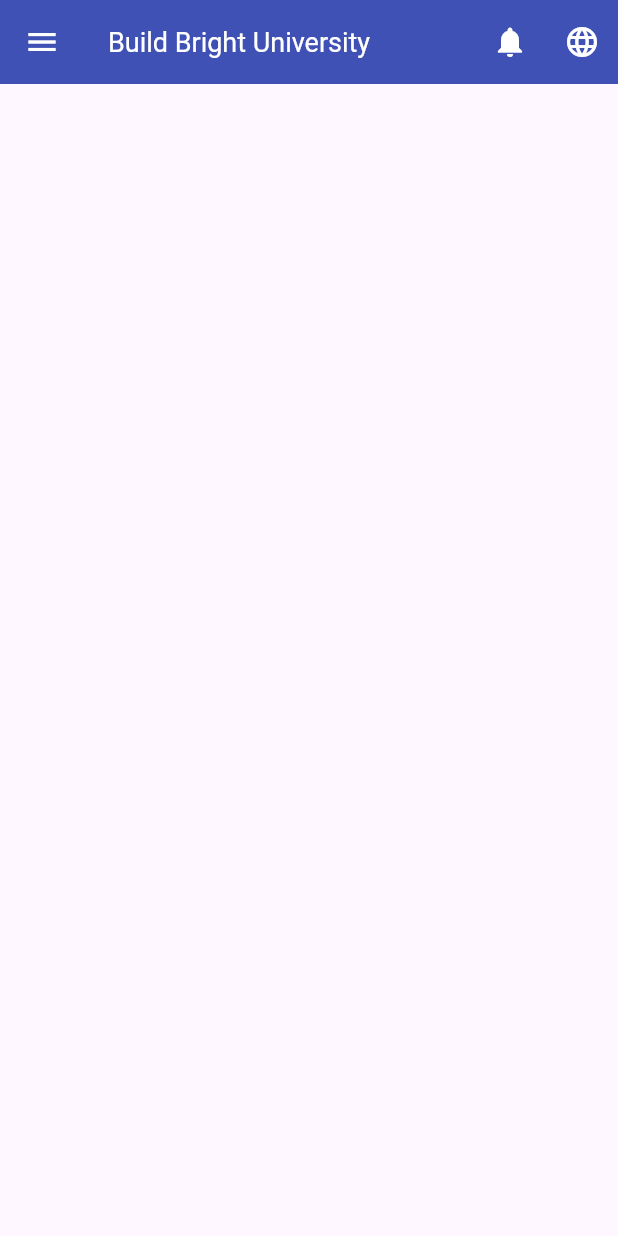
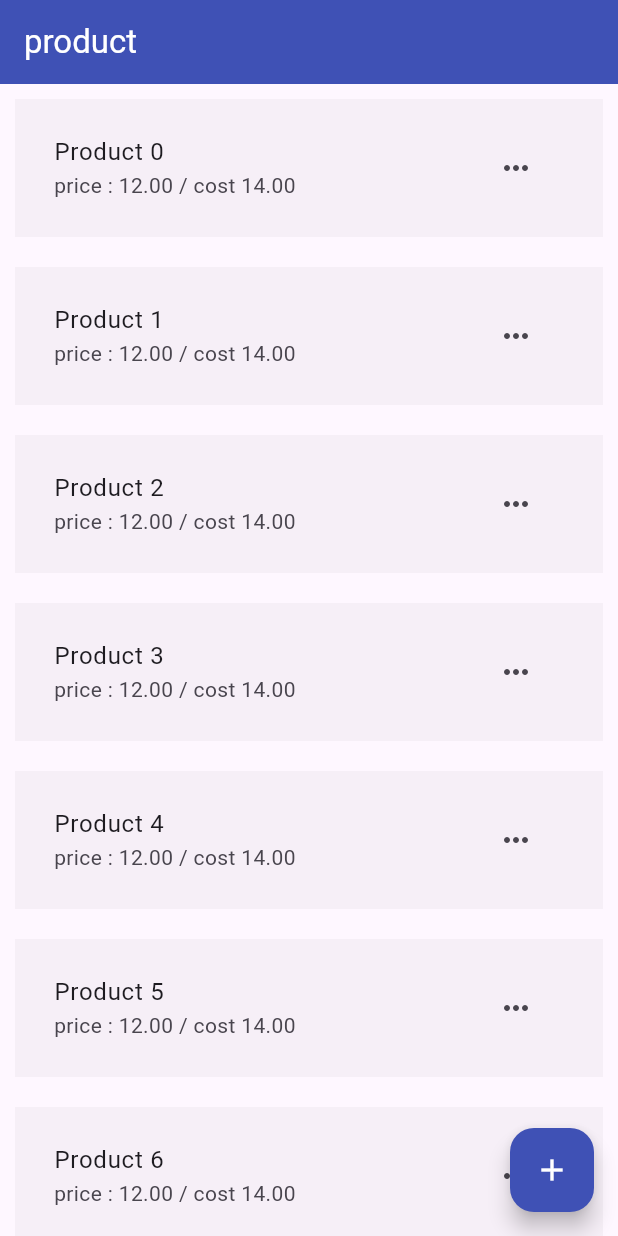
Before and after one commit to piphubb/bbu_mobile_app_2, a Flutter app: the screen it shows after launch, on a phone screen of 412 x 824 dp. Run offline on Flutter 3.47's test engine with Material 2 defaults, Android fonts, the phone set to English and light mode, and no system bars; our stand-ins replace easy_localization.

```diff
--- a/lib/app/my_app.dart
+++ b/lib/app/my_app.dart
@@ -1,4 +1,5 @@
 import 'package:bbu_mobile_app/screens/home_screen.dart';
+import 'package:bbu_mobile_app/screens/product_screen.dart';
 import 'package:easy_localization/easy_localization.dart';
 import 'package:flutter/material.dart';
 
@@ -18,7 +19,7 @@ class MyApp extends StatelessWidget {
         colorScheme: ColorScheme.fromSeed(seedColor: Colors.deepPurple),
         useMaterial3: true,
       ),
-      home: HomeScreen(),
+      home: ProductScreen(),
     );
   }
 }
--- /dev/null
+++ b/lib/models/product.dart
@@ -0,0 +1,9 @@
+class Product{
+  int? id;
+  String? name;
+  double? price;
+  double? cost;
+
+  // constructor
+  Product({this.id, this.name, this.price, this.cost});
+}
--- /dev/null
+++ b/lib/screens/product_screen.dart
@@ -0,0 +1,54 @@
+import 'package:bbu_mobile_app/models/product.dart';
+import 'package:easy_localization/easy_localization.dart';
+import 'package:flutter/cupertino.dart';
+import 'package:flutter/material.dart';
+
+class ProductScreen extends StatefulWidget {
+  const ProductScreen({super.key});
+
+  @override
+  State<ProductScreen> createState() => _ProductScreenState();
+}
+
+class _ProductScreenState extends State<ProductScreen> {
+  @override
+  Widget build(BuildContext context) {
+    List<Product> productList = [];
+    return Scaffold(
+      floatingActionButton: FloatingActionButton(
+        backgroundColor: Colors.indigo,
+        onPressed: (){
+
+        },
+        child: Icon(Icons.add,color: Colors.white,),
+      ),
+      appBar: AppBar(
+        backgroundColor: Colors.indigo,
+        iconTheme: IconThemeData(color: Colors.white),
+        title: Text("product".tr(),style: TextStyle(color: Colors.white),),
+      ),
+      body: Container(
+
+        child: ListView.builder(
+          itemCount: 10,
+            itemBuilder: (BuildContext context, index) {
+          return Container(
+            padding: EdgeInsets.all(10),
+            margin: EdgeInsets.all(10),
+            decoration: BoxDecoration(
+              color: Colors.black.withOpacity(.03)
+            ),
+            child: ListTile(
+              title: Text("Product ${index}"),
+              subtitle: Text("price : 12.00 / cost 14.00"),
+              trailing: IconButton(
+                onPressed: (){},
+                icon: Icon(Icons.more_horiz),
+              )
+            ),
+          );
+        }),
+      ),
+    );
+  }
+}
```
Also changed, not shown: lib/screens/product_form_screen.dart (added).
